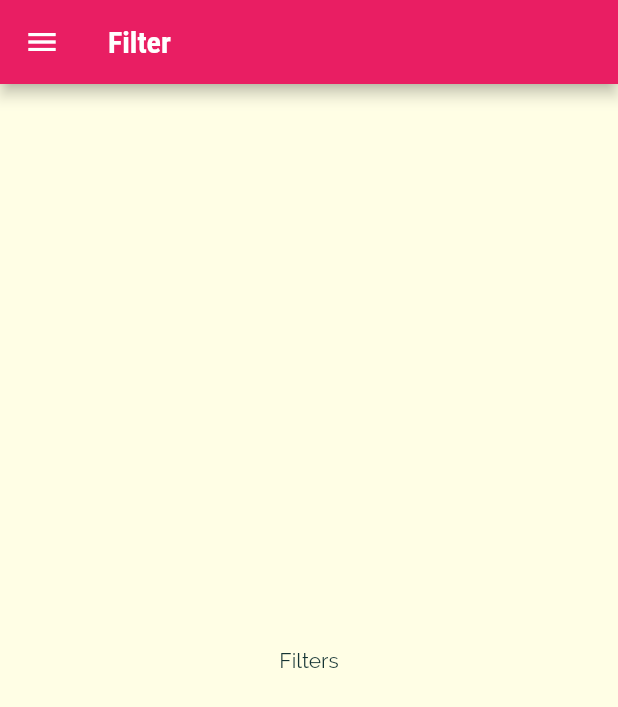
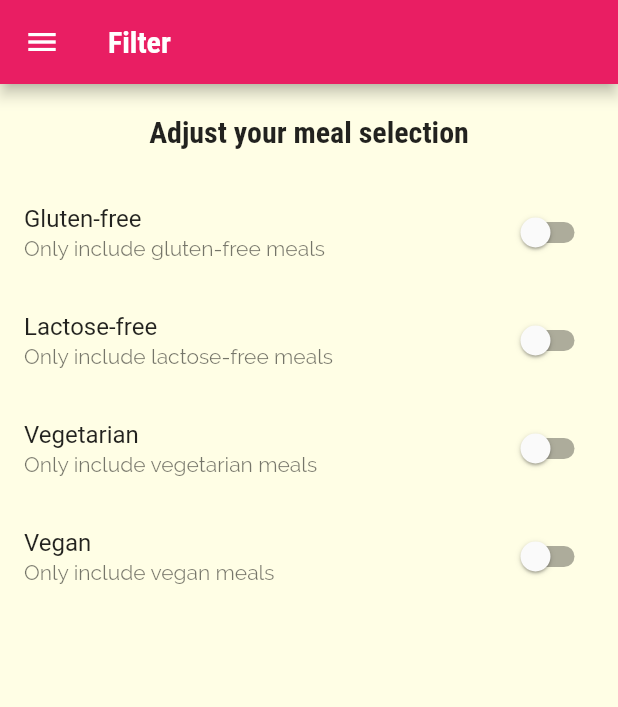
Before and after one commit to ferbucheli/meals_app, a Flutter app: the FiltersScreen screen opened by its route, on a phone screen of 412 x 824 dp. Shown: the top 707 px of the screen. Run offline on Flutter 3.47's test engine with Material 2 defaults, Android fonts, the phone set to English and light mode, and no system bars.

Commit message:
add filtering Swtiches into the Settings Screen

```diff
--- a/lib/screens/filters_screen.dart
+++ b/lib/screens/filters_screen.dart
@@ -1,9 +1,33 @@
 import 'package:flutter/material.dart';
 import 'package:meals_app/widgets/main_drawer.dart';
 
-class FiltersScreen extends StatelessWidget {
+class FiltersScreen extends StatefulWidget {
   const FiltersScreen({super.key});
   static const routeName = '/filters';
+
+  @override
+  State<FiltersScreen> createState() => _FiltersScreenState();
+}
+
+class _FiltersScreenState extends State<FiltersScreen> {
+  var _glutenFree = false;
+  var _vegetarian = false;
+  var _vegan = false;
+  var _lactoseFree = false;
+
+  Widget _buildSwitchListTile(
+    String title,
+    String subtitle,
+    bool currentValue,
+    Function(bool newValue) updateValue,
+  ) {
+    return SwitchListTile(
+      value: currentValue,
+      onChanged: updateValue,
+      title: Text(title),
+      subtitle: Text(subtitle),
+    );
+  }
 
   @override
   Widget build(BuildContext context) {
@@ -12,8 +36,62 @@ class FiltersScreen extends StatelessWidget {
         title: const Text('Filter'),
       ),
       drawer: const MainDrawer(),
-      body: const Center(
-        child: Text('Filters'),
+      body: Column(
+        children: [
+          Container(
+            padding: EdgeInsets.all(20),
+            child: Text(
+              'Adjust your meal selection',
+              style: Theme.of(context).textTheme.titleLarge,
+            ),
+          ),
+          Expanded(
+            child: ListView(
+              children: [
+                _buildSwitchListTile(
+                  'Gluten-free',
+                  'Only include gluten-free meals',
+                  _glutenFree,
+                  (newValue) {
+                    setState(() {
+                      _glutenFree = newValue;
+                    });
+                  },
+                ),
+                _buildSwitchListTile(
+                  'Lactose-free',
+                  'Only include lactose-free meals',
+                  _lactoseFree,
+                  (newValue) {
+                    setState(() {
+                      _lactoseFree = newValue;
+                    });
+                  },
+                ),
+                _buildSwitchListTile(
+                  'Vegetarian',
+                  'Only include vegetarian meals',
+                  _vegetarian,
+                  (newValue) {
+                    setState(() {
+                      _vegetarian = newValue;
+                    });
+                  },
+                ),
+                _buildSwitchListTile(
+                  'Vegan',
+                  'Only include vegan meals',
+                  _vegan,
+                  (newValue) {
+                    setState(() {
+                      _vegan = newValue;
+                    });
+                  },
+                ),
+              ],
+            ),
+          )
+        ],
       ),
     );
   }
--- a/lib/screens/meal_detail_screen.dart
+++ b/lib/screens/meal_detail_screen.dart
@@ -90,6 +90,12 @@ class MealDetailScreen extends StatelessWidget {
           ),
         ),
       ),
+      floatingActionButton: FloatingActionButton(
+        onPressed: () {
+          Navigator.of(context).pop(mealId);
+        },
+        child: const Icon(Icons.delete),
+      ),
     );
   }
 }
```
Also changed, not shown: lib/screens/category_meals_screen.dart (+41 -15 lines), lib/widgets/meal_item.dart (+10 -2 lines).
